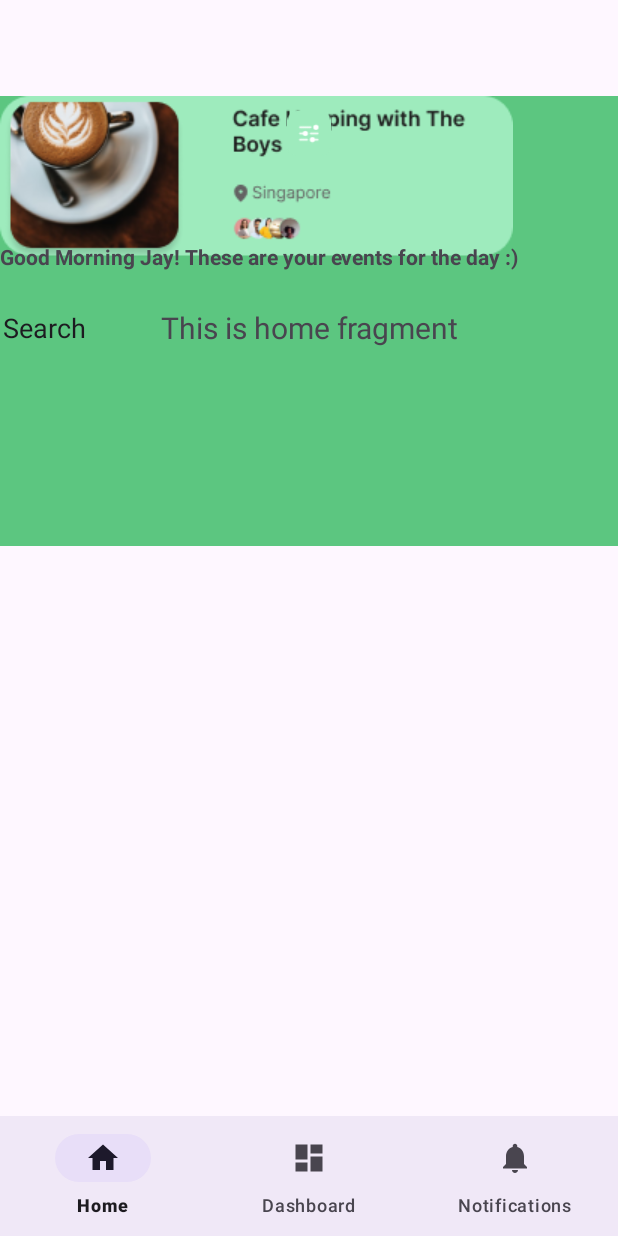
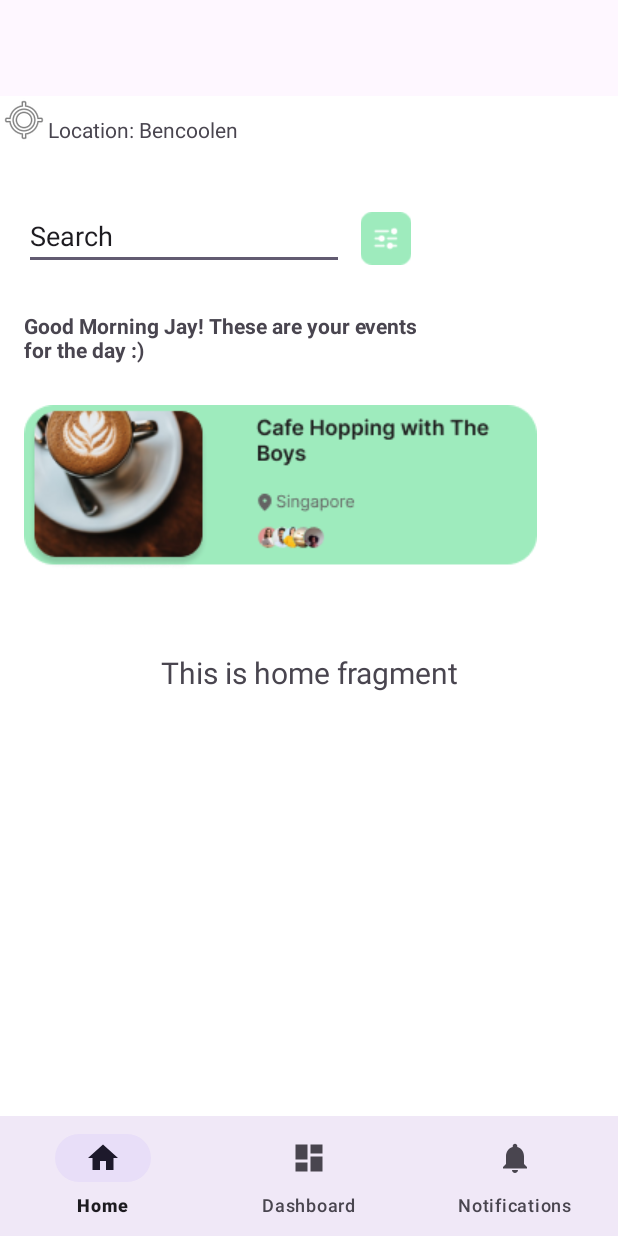
Before and after one commit to CS206-G2-T7/Iteration2, an Android app: the screen it shows after launch (LandingPage), on a phone screen of 412 x 824 dp. Run offline under Robolectric (Android 15) with nearby library versions, the phone set to English and light mode, and no system bars; our stand-ins replace navigation-ui; 1 statement that could not run was skipped.

Commit message:
<style> edited constraint layout for dashboard.xml
constraints edited.

```diff
--- a/app/src/main/res/layout/activity_landing_page.xml
+++ b/app/src/main/res/layout/activity_landing_page.xml
@@ -9,9 +9,10 @@
 
     <androidx.constraintlayout.widget.ConstraintLayout
         android:layout_width="match_parent"
-            android:layout_height="300dp"
-            android:background="@color/dark_green"
-            app:layout_behavior="@string/appbar_scrolling_view_behavior">
+        android:layout_height="match_parent"
+        android:background="@color/white"
+        app:layout_behavior="@string/appbar_scrolling_view_behavior"
+        app:layout_constraintTop_toTopOf="parent">
 
         <TextView
             android:id="@+id/LocationBar"
@@ -19,8 +20,11 @@
             android:layout_height="wrap_content"
             android:text="Location: Bencoolen"
             app:layout_constraintBottom_toBottomOf="@+id/imageView"
+            app:layout_constraintEnd_toEndOf="parent"
+            app:layout_constraintHorizontal_bias="0.0"
             app:layout_constraintStart_toEndOf="@+id/imageView"
-                app:layout_constraintTop_toTopOf="@+id/imageView"/>
+            app:layout_constraintTop_toTopOf="@+id/imageView"
+            app:layout_constraintVertical_bias="1.0" />
 
         <ImageView
             android:id="@+id/imageView"
@@ -28,16 +32,8 @@
             android:layout_height="wrap_content"
             app:srcCompat="@android:drawable/ic_menu_mylocation"
             tools:ignore="MissingConstraints"
-                tools:layout_editor_absoluteX="2dp"
-                tools:layout_editor_absoluteY="18dp"/>
-
-        <ImageView
-                android:id="@+id/imageView3"
-                android:layout_width="wrap_content"
-                android:layout_height="wrap_content"
-                app:srcCompat="@drawable/group_49"
             tools:layout_editor_absoluteX="16dp"
-                tools:layout_editor_absoluteY="175dp"/>
+            tools:layout_editor_absoluteY="30dp" />
 
         <fragment
             android:id="@+id/nav_host_fragment_activity_landing_page"
@@ -46,65 +42,65 @@
             android:layout_height="match_parent"
             app:defaultNavHost="true"
             app:navGraph="@navigation/mobile_navigation"
-                tools:layout_editor_absoluteY="0dp" tools:layout_editor_absoluteX="0dp"/>
-        <LinearLayout
-                android:layout_width="417dp"
-                android:layout_height="364dp"
-                android:orientation="horizontal"
-                android:id="@+id/ContentBar1" app:layout_constraintTop_toTopOf="parent"
-                app:layout_constraintEnd_toEndOf="parent" android:layout_marginTop="8dp"
-                app:layout_constraintBottom_toBottomOf="parent"
-                app:layout_constraintStart_toStartOf="parent">
+            tools:layout_editor_absoluteX="0dp"
+            tools:layout_editor_absoluteY="0dp" />
+
+        <ImageView
+            android:id="@+id/imageView3"
+            android:layout_width="wrap_content"
+            android:layout_height="wrap_content"
+            app:layout_constraintBottom_toBottomOf="@+id/nav_host_fragment_activity_landing_page"
+            app:layout_constraintEnd_toEndOf="parent"
+            app:layout_constraintHorizontal_bias="0.231"
+            app:layout_constraintStart_toStartOf="parent"
+            app:layout_constraintTop_toBottomOf="@+id/UserGreeting"
+            app:layout_constraintVertical_bias="0.036"
+            app:srcCompat="@drawable/group_49" />
+
         <EditText
             android:id="@+id/MainSearchBar"
-                    android:layout_width="370dp"
-                    android:layout_height="match_parent"
+            android:layout_width="wrap_content"
+            android:layout_height="wrap_content"
             android:layout_weight="1"
             android:ems="10"
             android:inputType="text"
-                    android:text="Search"/>
-        </LinearLayout>
-
-    </androidx.constraintlayout.widget.ConstraintLayout>
-    <LinearLayout
-            android:id="@+id/linearLayout"
-            android:layout_width="match_parent"
-            android:layout_height="50dp"
-            android:orientation="horizontal"
-            app:layout_constraintEnd_toStartOf="@+id/imageView4"
-            tools:ignore="UnknownId" tools:layout_editor_absoluteY="172dp">
+            android:text="Search"
+            app:layout_constraintBottom_toBottomOf="@+id/nav_host_fragment_activity_landing_page"
+            app:layout_constraintEnd_toEndOf="parent"
+            app:layout_constraintHorizontal_bias="0.079"
+            app:layout_constraintStart_toStartOf="parent"
+            app:layout_constraintTop_toTopOf="@+id/nav_host_fragment_activity_landing_page"
+            app:layout_constraintVertical_bias="0.099" />
 
         <ImageView
             android:id="@+id/imageView5"
-                android:layout_width="wrap_content"
-                android:layout_height="wrap_content"
+            android:layout_width="56dp"
+            android:layout_height="46dp"
             android:layout_weight="1"
-                android:padding="10dp"
-                app:srcCompat="@drawable/settings"/>
+            android:padding="5dp"
+            app:layout_constraintBottom_toBottomOf="parent"
+            app:layout_constraintEnd_toEndOf="parent"
+            app:layout_constraintHorizontal_bias="0.0"
+            app:layout_constraintStart_toEndOf="@+id/MainSearchBar"
+            app:layout_constraintTop_toTopOf="parent"
+            app:layout_constraintVertical_bias="0.101"
+            app:srcCompat="@drawable/settings" />
 
-    </LinearLayout>
-    <LinearLayout
-            android:id="@+id/linearLayout2"
-            android:layout_width="match_parent"
-            android:layout_height="0dp"
-            android:layout_weight="1"
-            android:orientation="vertical"
-            app:layout_constraintTop_toBottomOf="@+id/linearLayout"
-            tools:layout_editor_absoluteX="226dp">
-
-        <LinearLayout
-                android:layout_width="match_parent"
-                android:layout_height="match_parent"
-                android:orientation="horizontal"></LinearLayout>
-    </LinearLayout>
         <TextView
             android:id="@+id/UserGreeting"
-            android:layout_width="wrap_content"
-            android:layout_height="wrap_content"
+            android:layout_width="265dp"
+            android:layout_height="46dp"
             android:text="Good Morning Jay! These are your events for the day :)"
             android:textStyle="bold"
-            tools:layout_editor_absoluteX="16dp"
-            android:layout_marginTop="47dp" app:layout_constraintTop_toBottomOf="@+id/linearLayout"/>
+            app:layout_constraintBottom_toBottomOf="@+id/nav_host_fragment_activity_landing_page"
+            app:layout_constraintEnd_toEndOf="parent"
+            app:layout_constraintHorizontal_bias="0.109"
+            app:layout_constraintStart_toStartOf="parent"
+            app:layout_constraintTop_toBottomOf="@+id/MainSearchBar"
+            app:layout_constraintVertical_bias="0.046" />
+
+    </androidx.constraintlayout.widget.ConstraintLayout>
+
     <com.google.android.material.bottomnavigation.BottomNavigationView
             android:id="@+id/nav_view"
             android:layout_width="0dp"
```
Lines whose indentation alone changed are shown as unchanged.
